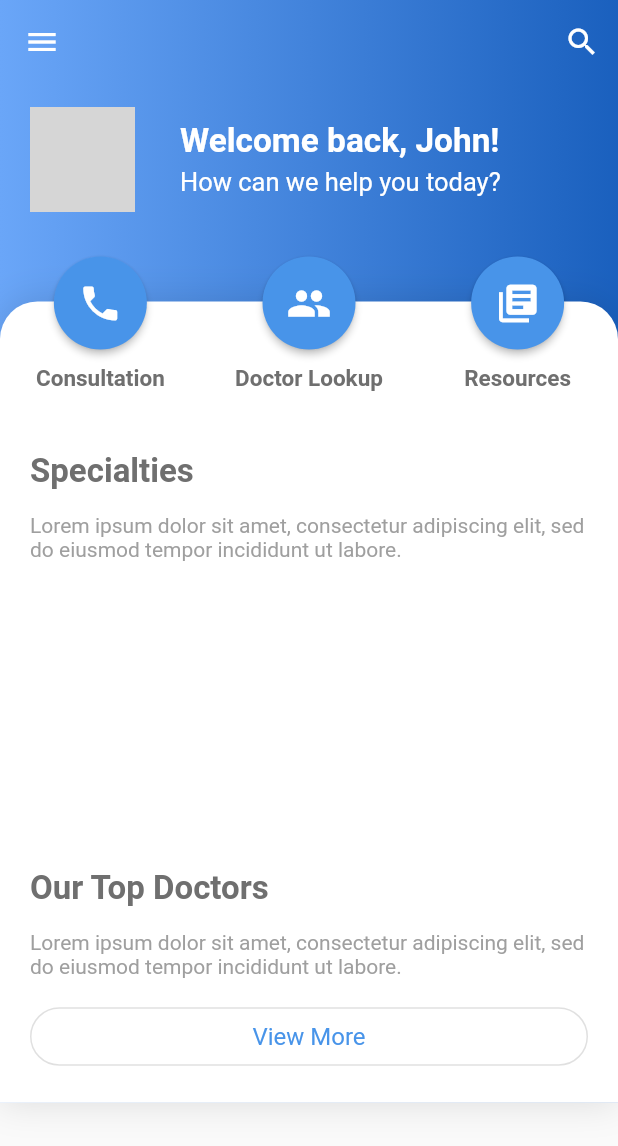
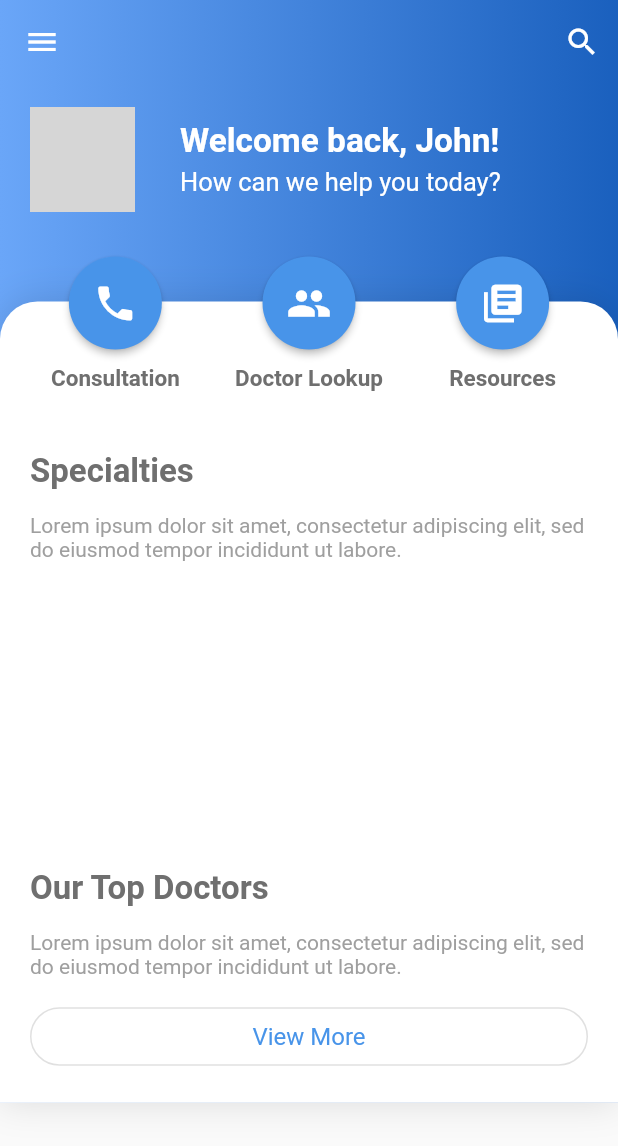
Before and after one commit to prodev880110/medical-flutter, a Flutter app: the screen it shows after launch, in the side drawer, after a tap on the "people" icon, on a phone screen of 412 x 824 dp. Shown: the top 1146 px of the screen. Run offline on Flutter 3.47's test engine with Material 2 defaults, Android fonts, the phone set to English and light mode, and no system bars; our stand-ins replace cloud_firestore, firebase_core; accounts and stored records are empty; network calls fail; grey boxes are pictures that could not be loaded.

Commit message:
UI tweaks

```diff
--- a/lib/main.dart
+++ b/lib/main.dart
@@ -6,11 +6,12 @@ import 'package:flutter_medical/widgets.dart';
 
 /// App Root
 void main() async {
+  WidgetsFlutterBinding.ensureInitialized();
   SystemChrome.setSystemUIOverlayStyle(SystemUiOverlayStyle(
     statusBarColor: Colors.transparent,
-    systemNavigationBarColor: Colors.transparent,
+    systemNavigationBarColor: Colors.white,
+    systemNavigationBarIconBrightness: Brightness.dark,
   ));
-  WidgetsFlutterBinding.ensureInitialized();
   await Firebase.initializeApp();
   runApp(MaterialApp(
     debugShowCheckedModeBanner: false,
@@ -28,6 +29,11 @@ class MyApp extends StatefulWidget {
 class _MyAppState extends State<MyApp> {
   @override
   Widget build(BuildContext context) {
+    SystemChrome.setSystemUIOverlayStyle(SystemUiOverlayStyle(
+      statusBarColor: Colors.transparent,
+      systemNavigationBarColor: Colors.white,
+      systemNavigationBarIconBrightness: Brightness.dark,
+    ));
     return MaterialApp(
       title: "Flutter Medical",
       debugShowCheckedModeBanner: false,
--- a/lib/routes/home.dart
+++ b/lib/routes/home.dart
@@ -20,6 +20,7 @@ class _HomeScreenState extends State<HomeScreen> {
   DatabaseMethods databaseMethods = new DatabaseMethods();
   QuerySnapshot doctorSnapshot;
   QuerySnapshot specialtySnapshot;
+  QuerySnapshot doctorSpecialtyCount;
 
   getDoctors() async {
     databaseMethods.getAllDoctors().then((val) {
@@ -375,6 +376,9 @@ class _HomeScreenState extends State<HomeScreen> {
                 mainAxisSize: MainAxisSize.min,
                 children: [
                   Container(
+                    margin: const EdgeInsets.symmetric(
+                      horizontal: 15.0,
+                    ),
                     transform: Matrix4.translationValues(0.0, -30.0, 0.0),
                     child: Row(
                       mainAxisAlignment: MainAxisAlignment.spaceAround,
```
Also changed, not shown: lib/widgets.dart (+17 -2 lines), 2 other files.
